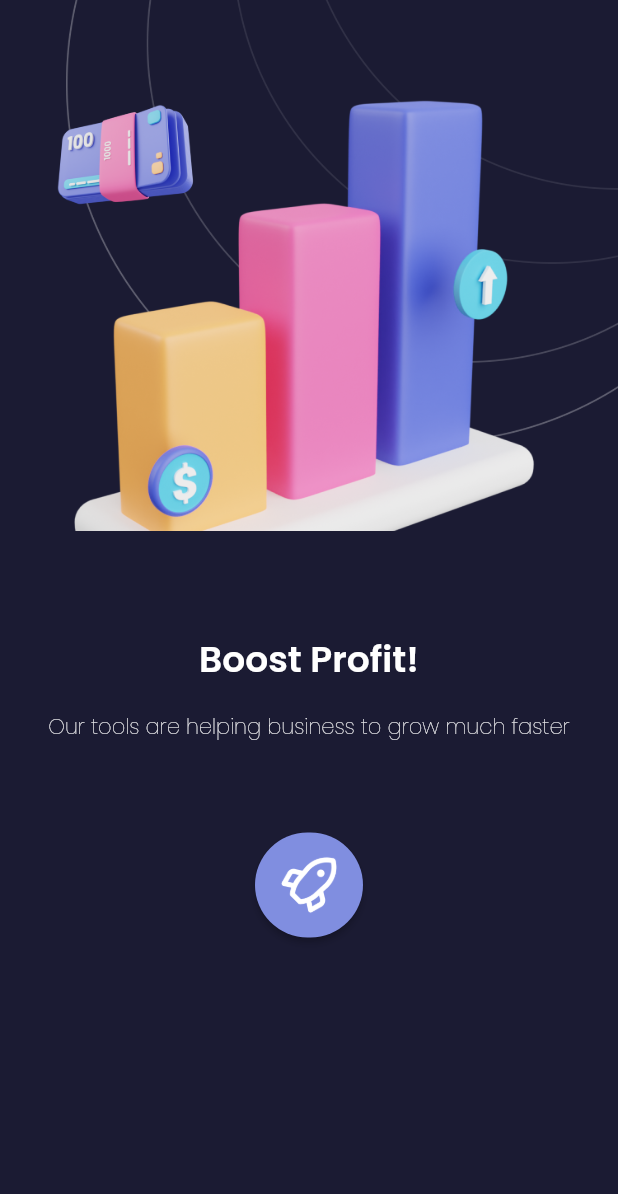
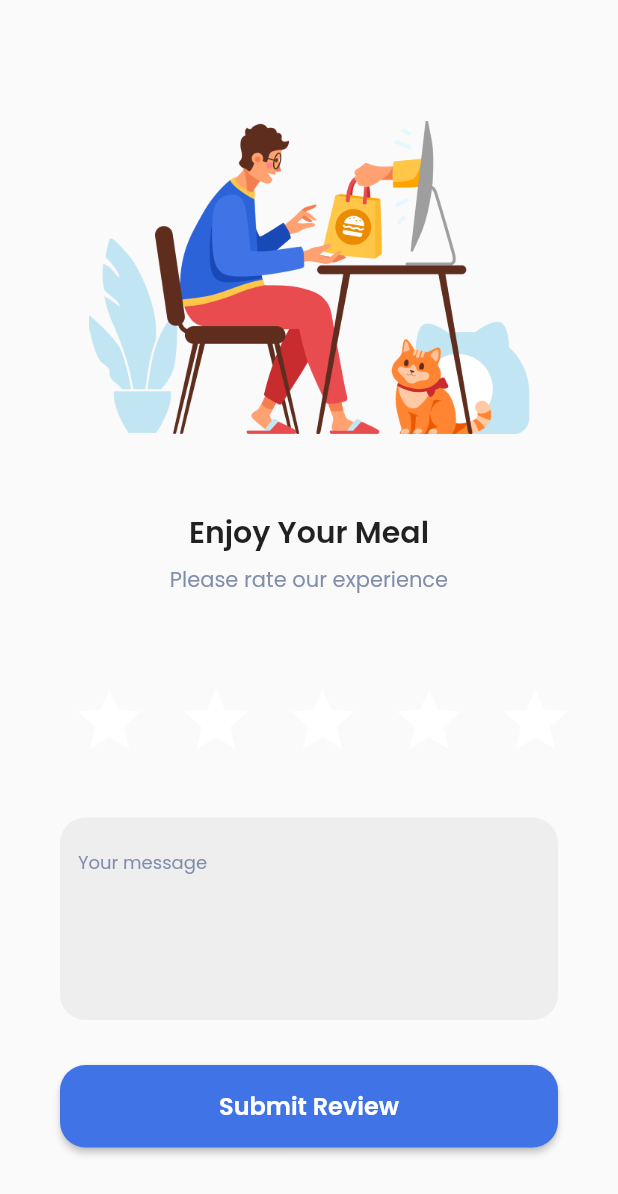
Before and after one commit to Haidar-JPR/sevendays, a Flutter app: the screen it shows after launch, on a phone screen of 412 x 824 dp. Shown: the top 1194 px of the screen. Run offline on Flutter 3.47's test engine with Material 2 defaults, Android fonts, the phone set to English and light mode, and no system bars; our stand-ins replace google_fonts.

Commit message:
day 5 done

```diff
--- a/lib/main.dart
+++ b/lib/main.dart
@@ -8,6 +8,8 @@ import 'src/features/sign_in/screens/sign_in.dart';
 import 'src/features/sign_in/screens/sign_in2.dart';
 import 'src/features/emty_state/screens/emty_state.dart';
 import 'src/features/emty_state/screens/emty_state2.dart';
+import 'src/features/rating/screens/rating.dart';
+import 'src/features/rating/screens/rating2.dart';
 
 void main() {
   runApp(MyApp());
@@ -18,7 +20,7 @@ class MyApp extends StatelessWidget {
   Widget build(BuildContext context) {
     return MaterialApp(
       debugShowCheckedModeBanner: false,
-      home: EmtyState2(),
+      home: Rating2(),
     );
   }
 }
--- /dev/null
+++ b/lib/src/features/rating/screens/rating2.dart
@@ -0,0 +1,125 @@
+import 'package:flutter/material.dart';
+import 'package:google_fonts/google_fonts.dart';
+
+class Rating2 extends StatefulWidget {
+  @override
+  State<Rating2> createState() => _Rating2State();
+}
+
+class _Rating2State extends State<Rating2> {
+  // NOTE: Variable
+  int selectedIndex = -1;
+  @override
+  Widget build(BuildContext context) {
+    // NOTE: Widget Button Rating Star
+    Widget ratingStar(
+      int index,
+    ) {
+      return IconButton(
+        onPressed: () {
+          setState(() {
+            selectedIndex = index;
+          });
+        },
+        icon: Icon(
+          Icons.star,
+          color: selectedIndex >= index ? Colors.amber : Colors.white,
+          size: 50,
+        ),
+      );
+    }
+
+    return Scaffold(
+      body: SingleChildScrollView(
+        child: Padding(
+          padding: const EdgeInsets.only(
+            left: 40,
+            right: 40,
+            top: 80,
+          ),
+          child: Column(
+            children: [
+              // NOTE: Image
+              Image.asset(
+                'assets/images/home-office.png',
+                width: 294,
+                height: 210,
+              ),
+              const SizedBox(height: 50),
+
+              // NOTE: Header
+              Text(
+                'Enjoy Your Meal',
+                style: GoogleFonts.poppins(
+                  fontSize: 20,
+                  fontWeight: FontWeight.w600,
+                ),
+              ),
+              const SizedBox(height: 6),
+
+              // NOTE: Text
+              Text(
+                'Please rate our experience',
+                style: GoogleFonts.poppins(
+                  color: const Color(0XFF808EAB),
+                ),
+              ),
+              const SizedBox(height: 50),
+
+              // NOTE: Rating Star
+              Row(
+                mainAxisAlignment: MainAxisAlignment.spaceBetween,
+                children: [
+                  ratingStar(0),
+                  ratingStar(1),
+                  ratingStar(2),
+                  ratingStar(3),
+                  ratingStar(4),
+                ],
+              ),
+              const SizedBox(height: 50),
+
+              // NOTE: TextFormField Message
+              TextFormField(
+                decoration: InputDecoration(
+                  filled: true,
+                  fillColor: Colors.grey[200],
+                  hintText: 'Your message',
+                  hintStyle: GoogleFonts.poppins(
+                    fontSize: 12,
+                    color: const Color(0XFF808EAB),
+                  ),
+                  border: OutlineInputBorder(
+                    borderRadius: BorderRadius.circular(17),
+                    borderSide: BorderSide.none,
+                  ),
+                ),
+                maxLines: 5,
+              ),
+              const SizedBox(height: 30),
+
+              // NOTE: Submit Review Button
+              ElevatedButton(
+                onPressed: () {},
+                style: ElevatedButton.styleFrom(
+                  backgroundColor: const Color(0XFF4074E6),
+                  minimumSize: const Size(double.infinity, 55),
+                  shape: RoundedRectangleBorder(
+                    borderRadius: BorderRadius.circular(17),
+                  ),
+                ),
+                child: Text(
+                  'Submit Review',
+                  style: GoogleFonts.poppins(
+                    fontSize: 16,
+                    fontWeight: FontWeight.w600,
+                  ),
+                ),
+              ),
+            ],
+          ),
+        ),
+      ),
+    );
+  }
+}
```
Also changed, not shown: lib/src/features/rating/screens/rating.dart (added, +131 -0 lines), assets/images/cheers.png (added), assets/images/home-office.png (added), assets/images/loves.png (added), assets/images/mad.png (added), assets/images/pizza.png (added), assets/images/sad.png (added), 1 other file.
